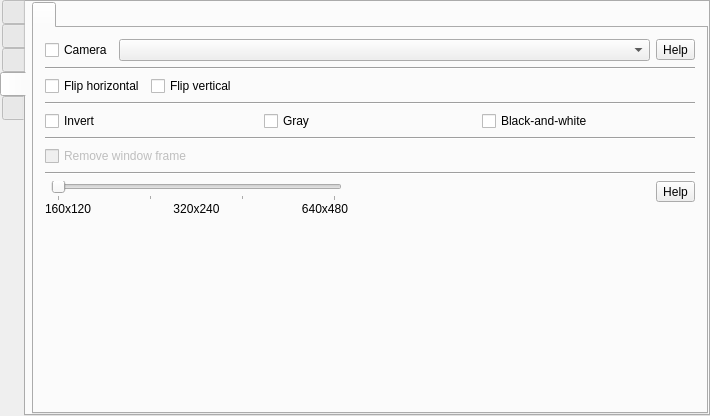
Old version of the form src/formMainWindow.ui in the repository vkohaupt/vokoscreenNG.
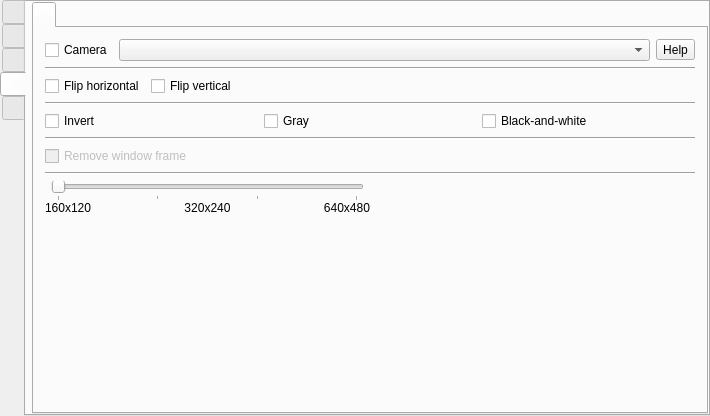
New version of the form. The open tabs and pages were chosen to show the change. Icons and pictures are not drawn.

Diff of the .ui file:
```diff
--- a/src/formMainWindow.ui
+++ b/src/formMainWindow.ui
@@ -2591,7 +2591,7 @@
              </widget>
             </item>
             <item>
-             <layout class="QGridLayout" name="gridLayout_10" rowstretch="0,0" columnstretch="0,0,0">
+             <layout class="QGridLayout" name="gridLayout_10" rowstretch="0,0" columnstretch="0,0">
               <property name="verticalSpacing">
                <number>0</number>
               </property>
@@ -2644,13 +2644,6 @@
                 </item>
                </layout>
               </item>
-              <item row="0" column="2">
-               <widget class="QToolButton" name="help_camera_windowsize">
-                <property name="text">
-                 <string notr="true">Help</string>
-                </property>
-               </widget>
-              </item>
               <item row="1" column="0">
                <layout class="QHBoxLayout" name="horizontalLayout_44">
                 <item>
```
Left out of the diff: 22 changed lines with no effect on the pictures.
